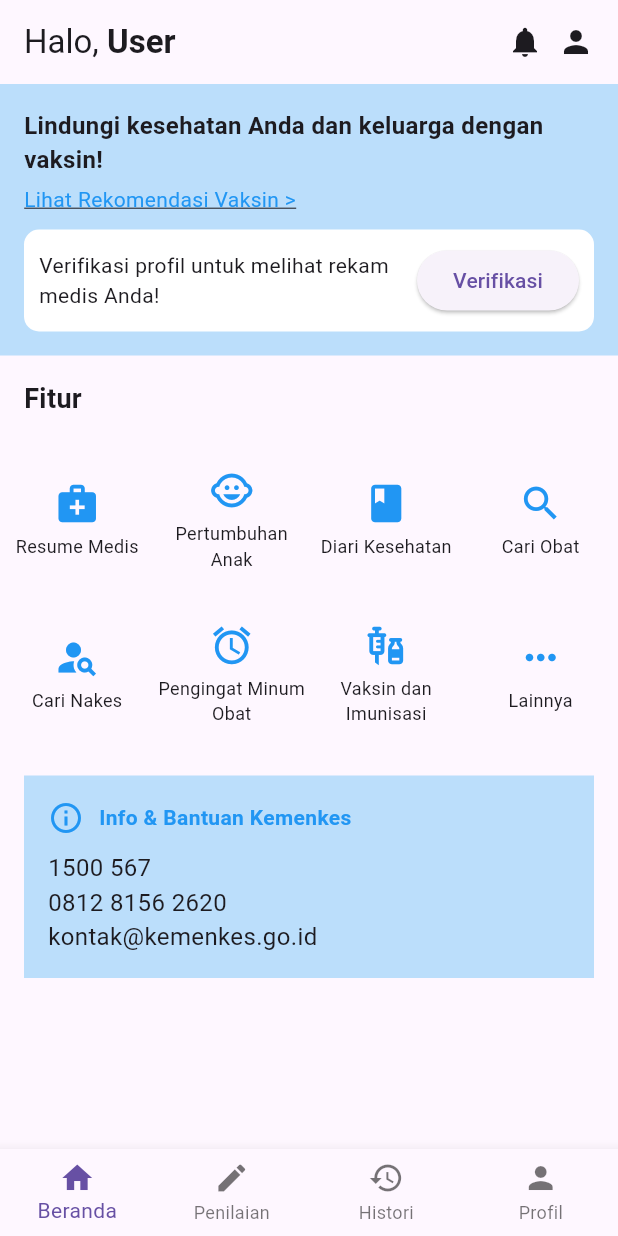
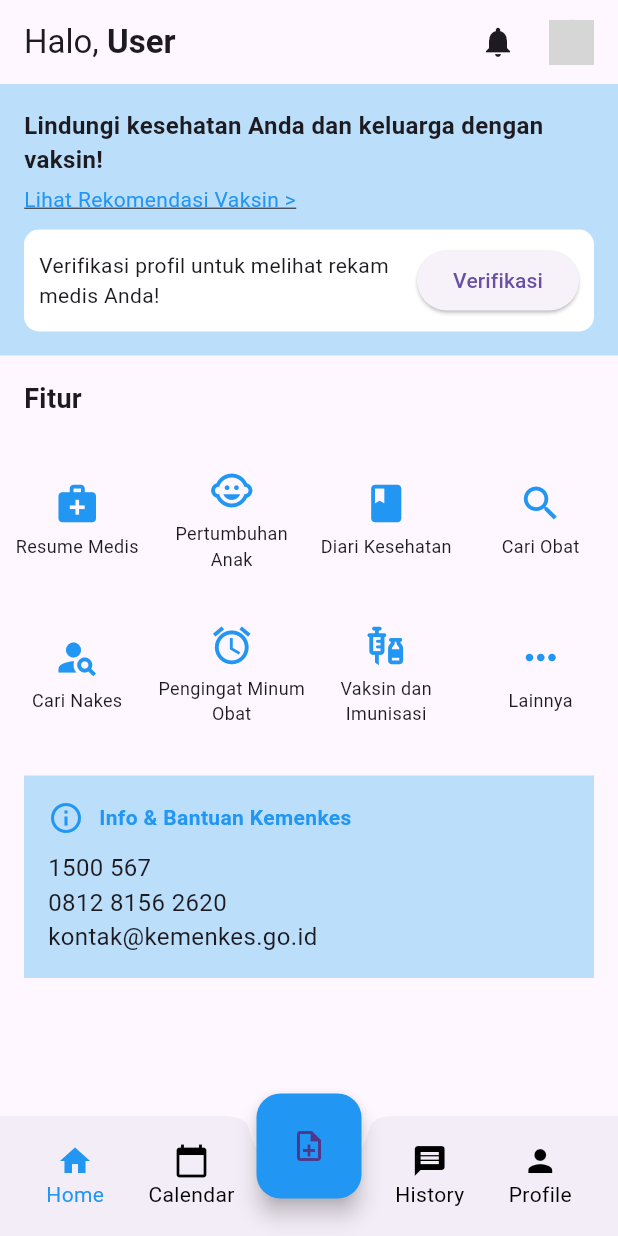
Before and after one commit to PradiptaPutra/flutter_application_1, a Flutter app: the DashboardScreen screen opened directly with empty values, on a phone screen of 412 x 824 dp. Run offline on Flutter 3.47's test engine with Material 3 defaults, Android fonts, the phone set to English and light mode, and no system bars; our stand-ins replace shared_preferences, sqflite; missing offline and left inert: excel, syncfusion_flutter_xlsio; accounts and stored records are empty; grey boxes are pictures that could not be loaded.

Commit message:
add penilaian alkes

```diff
--- a/lib/dashboard_screen.dart
+++ b/lib/dashboard_screen.dart
@@ -48,6 +48,7 @@ class _DashboardScreenState extends State<DashboardScreen> {
   @override
   Widget build(BuildContext context) {
     return Scaffold(
+      resizeToAvoidBottomInset: false,
       appBar: AppBar(
         automaticallyImplyLeading: false,
         title: Row(
@@ -61,9 +62,17 @@ class _DashboardScreenState extends State<DashboardScreen> {
               style: TextStyle(fontWeight: FontWeight.bold),
             ),
             Spacer(),
-            Icon(Icons.notifications),
+            IconButton(
+              icon: Icon(Icons.notifications),
+              onPressed: () {
+                // Handle notification icon press
+              },
+            ),
             SizedBox(width: 10),
-            Icon(Icons.person),
+            CircleAvatar(
+              backgroundImage: AssetImage('assets/profile_image.png'), // Use the actual path to the profile image
+              radius: 15,
+            ),
           ],
         ),
         backgroundColor: Colors.transparent,
@@ -73,28 +82,83 @@ class _DashboardScreenState extends State<DashboardScreen> {
         index: _selectedIndex,
         children: _widgetOptions(widget.userId),
       ),
-      bottomNavigationBar: BottomNavigationBar(
-        items: const [
-          BottomNavigationBarItem(
-            icon: Icon(Icons.home),
-            label: 'Beranda',
+      bottomNavigationBar: BottomAppBar(
+        shape: CircularNotchedRectangle(),
+        notchMargin: 6.0,
+        child: Container(
+          height: 60.0,
+          child: Row(
+            mainAxisAlignment: MainAxisAlignment.spaceAround,
+            children: <Widget>[
+              buildTabItem(
+                index: 0,
+                icon: Icons.home,
+                label: 'Home',
+              ),
+              buildTabItem(
+                index: 8,
+                icon: Icons.calendar_today,
+                label: 'Calendar',
+              ),
+              SizedBox(width: 48.0), // The dummy child for the floating button in the middle
+              buildTabItem(
+                index: 2,
+                icon: Icons.message,
+                label: 'History',
+              ),
+              buildTabItem(
+                index: 3,
+                icon: Icons.person,
+                label: 'Profile',
+              ),
+            ],
           ),
-          BottomNavigationBarItem(
-            icon: Icon(Icons.edit),
-            label: 'Penilaian',
+        ),
+      ),
+      floatingActionButton: Padding(
+        padding: const EdgeInsets.only(top: 40.0),
+        child: Container(// Adjust this value to lower the position
+        width: 70.0, // Adjust the width as needed
+          height: 70.0, // Adjust the height as needed
+        child: FloatingActionButton(
+          onPressed: () {
+            setState(() {
+              _selectedIndex = 1; // Assuming the note function is the third in the IndexedStack
+            });
+          },
+          child: Icon(Icons.note_add_outlined),
+          backgroundColor: Colors.blue,
+        ),
+      ),
+      ),
+      floatingActionButtonLocation: FloatingActionButtonLocation.centerDocked,
+    );
+  }
+
+  Widget buildTabItem({
+    required int index,
+    required IconData icon,
+    required String label,
+  }) {
+    return InkWell(
+      onTap: () {
+        _onItemTapped(index);
+      },
+      child: Column(
+        mainAxisSize: MainAxisSize.min,
+        mainAxisAlignment: MainAxisAlignment.center,
+        children: <Widget>[
+          Icon(
+            icon,
+            color: _selectedIndex == index ? Colors.blue : Colors.black,
           ),
-          BottomNavigationBarItem(
-            icon: Icon(Icons.history),
-            label: 'Histori',
-          ),
-          BottomNavigationBarItem(
-            icon: Icon(Icons.person),
-            label: 'Profil',
+          Text(
+            label,
+            style: TextStyle(
+              color: _selectedIndex == index ? Colors.blue : Colors.black,
+            ),
           ),
         ],
-        currentIndex: _selectedIndex,
-        onTap: _onItemTapped,
-        type: BottomNavigationBarType.fixed,  // Ensures the bar can show multiple items
       ),
     );
   }
--- a/pubspec.yaml
+++ b/pubspec.yaml
@@ -77,6 +77,7 @@ flutter:
   # To add assets to your application, add an assets section, like this:
   assets:
     - assets/form_penilaian.xlsx
+    - assets/form_penilaian_alkes.xlsx
     - assets/images/bgsplash.png
     - assets/images/logokemenkes.png
     - assets/images/logopuskesmas.png
```
Also changed, not shown: lib/category_selection_screen.dart (+6 -6 lines), lib/database_helper.dart (+29 -0 lines), lib/history_screen.dart (+3 -6 lines), lib/indikator_screen.dart (deleted, +0 -87 lines), lib/main.dart (+16 -4 lines), lib/penilaian_alkes_screen.dart (added, +248 -0 lines), 1 other file.
